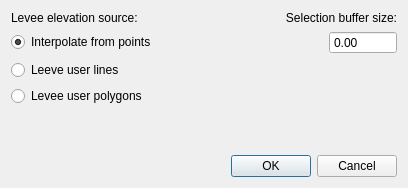
The window that flo2d/ui/levees_elevation.ui (FLO-2DSoftware/qgis-flo-2d-plugin) describes before a commit, drawn with Qt 5.
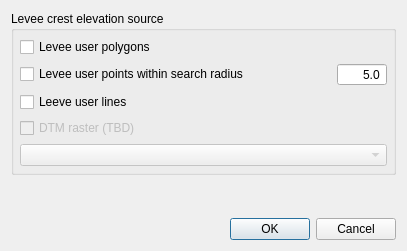
The same window after the commit.

Commit message: Users get warning when start to edit a schematic layer

```diff
--- a/flo2d/ui/levees_elevation.ui
+++ b/flo2d/ui/levees_elevation.ui
@@ -6,93 +6,115 @@
    <rect>
     <x>0</x>
     <y>0</y>
-    <width>408</width>
-    <height>188</height>
+    <width>407</width>
+    <height>251</height>
    </rect>
   </property>
+  <property name="sizePolicy">
+   <sizepolicy hsizetype="MinimumExpanding" vsizetype="Preferred">
+    <horstretch>0</horstretch>
+    <verstretch>0</verstretch>
+   </sizepolicy>
+  </property>
   <property name="windowTitle">
    <string>Levees elevation tool</string>
   </property>
   <layout class="QGridLayout" name="gridLayout">
    <item row="0" column="0">
+    <widget class="QGroupBox" name="elev_src_frame">
+     <property name="title">
+      <string>Levee crest elevation source</string>
+     </property>
     <layout class="QVBoxLayout" name="verticalLayout">
-     <item>
-      <layout class="QHBoxLayout" name="horizontalLayout">
-       <property name="spacing">
-        <number>7</number>
-       </property>
-       <property name="bottomMargin">
-        <number>0</number>
-       </property>
+      <property name="margin">
+       <number>6</number>
+      </property>
        <item>
-        <widget class="QLabel" name="label_method">
+       <widget class="QCheckBox" name="elev_polygons_chbox">
          <property name="text">
-          <string>Levee elevation source:</string>
-         </property>
-        </widget>
-       </item>
-       <item>
-        <widget class="QLabel" name="label_buffer">
-         <property name="text">
-          <string>Selection buffer size:</string>
-         </property>
-         <property name="alignment">
-          <set>Qt::AlignRight|Qt::AlignTrailing|Qt::AlignVCenter</set>
-         </property>
-        </widget>
-       </item>
-      </layout>
+         <string>Levee user polygons</string>
+        </property>
+       </widget>
      </item>
      <item>
       <layout class="QHBoxLayout" name="horizontalLayout_2">
        <item>
-        <widget class="QRadioButton" name="radio_points">
-         <property name="sizePolicy">
-          <sizepolicy hsizetype="MinimumExpanding" vsizetype="Fixed">
-           <horstretch>0</horstretch>
-           <verstretch>0</verstretch>
-          </sizepolicy>
-         </property>
-         <property name="text">
-          <string>Interpolate from points</string>
-         </property>
-         <property name="checked">
+         <widget class="QCheckBox" name="elev_points_chbox">
+          <property name="enabled">
           <bool>true</bool>
          </property>
+          <property name="sizePolicy">
+           <sizepolicy hsizetype="Preferred" vsizetype="Fixed">
+            <horstretch>0</horstretch>
+            <verstretch>0</verstretch>
+           </sizepolicy>
+          </property>
+          <property name="text">
+           <string>Levee user points within search radius</string>
+          </property>
+          <property name="checked">
+           <bool>false</bool>
+          </property>
         </widget>
        </item>
        <item>
         <widget class="QDoubleSpinBox" name="buffer_size">
+          <property name="maximumSize">
+           <size>
+            <width>50</width>
+            <height>16777215</height>
+           </size>
+          </property>
+          <property name="alignment">
+           <set>Qt::AlignRight|Qt::AlignTrailing|Qt::AlignVCenter</set>
+          </property>
          <property name="buttonSymbols">
           <enum>QAbstractSpinBox::NoButtons</enum>
          </property>
+          <property name="decimals">
+           <number>1</number>
+          </property>
          <property name="maximum">
           <double>999999999.000000000000000</double>
          </property>
          <property name="value">
-          <double>0.000000000000000</double>
+           <double>5.000000000000000</double>
          </property>
         </widget>
        </item>
       </layout>
      </item>
      <item>
-      <widget class="QRadioButton" name="radio_lines">
+       <widget class="QCheckBox" name="elev_lines_chbox">
        <property name="text">
         <string>Leeve user lines</string>
        </property>
+        <property name="checked">
+         <bool>false</bool>
+        </property>
       </widget>
      </item>
      <item>
-      <widget class="QRadioButton" name="radio_polys">
+       <widget class="QCheckBox" name="elev_dtm_chbox">
+        <property name="enabled">
+         <bool>false</bool>
+        </property>
        <property name="text">
-        <string>Levee user polygons</string>
+         <string>DTM raster (TBD)</string>
+        </property>
+       </widget>
+      </item>
+      <item>
+       <widget class="QComboBox" name="elev_dtm_cbo">
+        <property name="enabled">
+         <bool>false</bool>
        </property>
       </widget>
      </item>
     </layout>
+    </widget>
    </item>
-   <item row="8" column="0">
+   <item row="6" column="0">
     <widget class="QDialogButtonBox" name="buttonBox">
      <property name="orientation">
       <enum>Qt::Horizontal</enum>
@@ -102,7 +124,7 @@
      </property>
     </widget>
    </item>
-   <item row="7" column="0">
+   <item row="1" column="0">
     <spacer name="verticalSpacer">
      <property name="orientation">
       <enum>Qt::Vertical</enum>
```
Left out of the diff: 24 changed lines with no effect on the pictures. Lines whose indentation alone changed are shown as unchanged. The commit also changes 2 other files.
